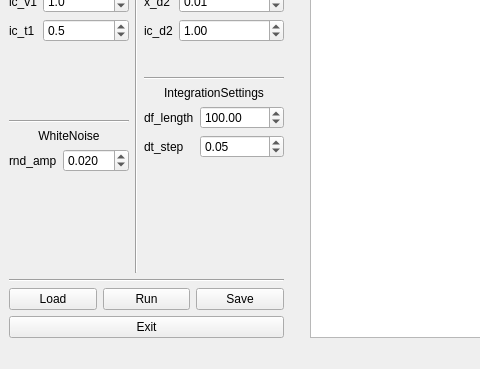
Old version of the form data/qt/main_window.ui in the repository greylord1996/MAP; both pictures show x 0 to 480 and y 358 to 727 of the 800 by 727 pixel window.
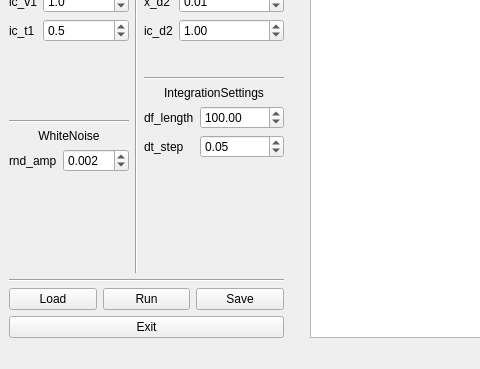
New version of the form. Custom widgets are drawn as their Qt base class.

Diff of the .ui file:
```diff
--- a/data/qt/main_window.ui
+++ b/data/qt/main_window.ui
@@ -320,7 +320,7 @@
                      <double>0.001000000000000</double>
                     </property>
                     <property name="value">
-                     <double>0.020000000000000</double>
+                     <double>0.002000000000000</double>
                     </property>
                    </widget>
                   </item>
```
